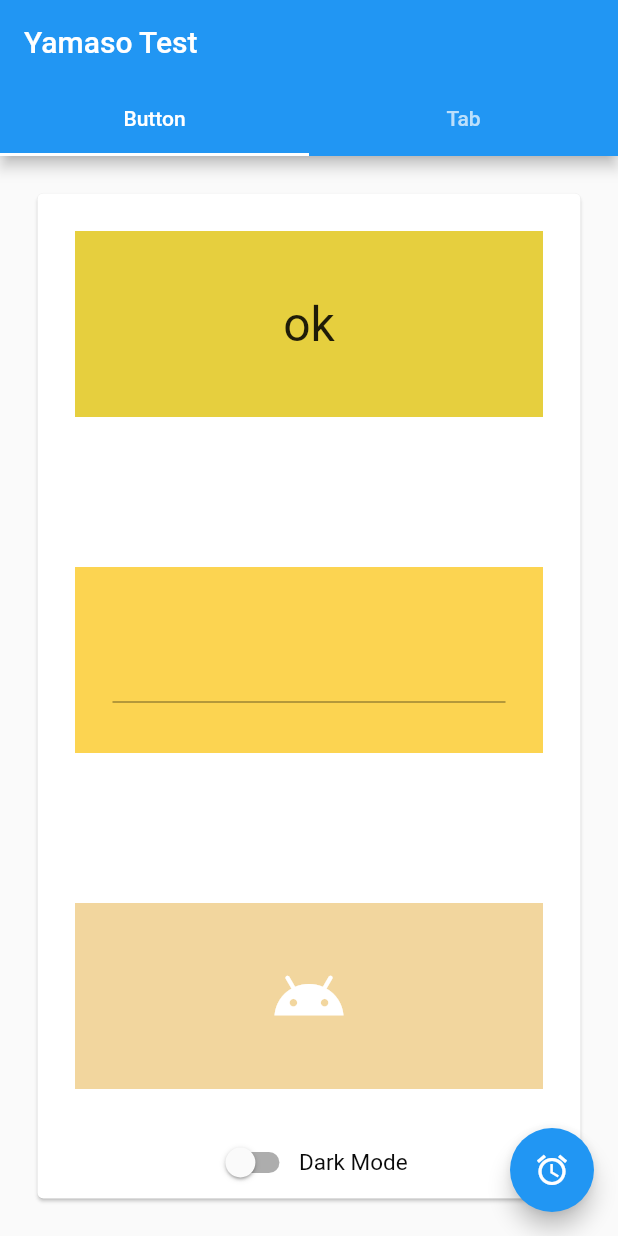
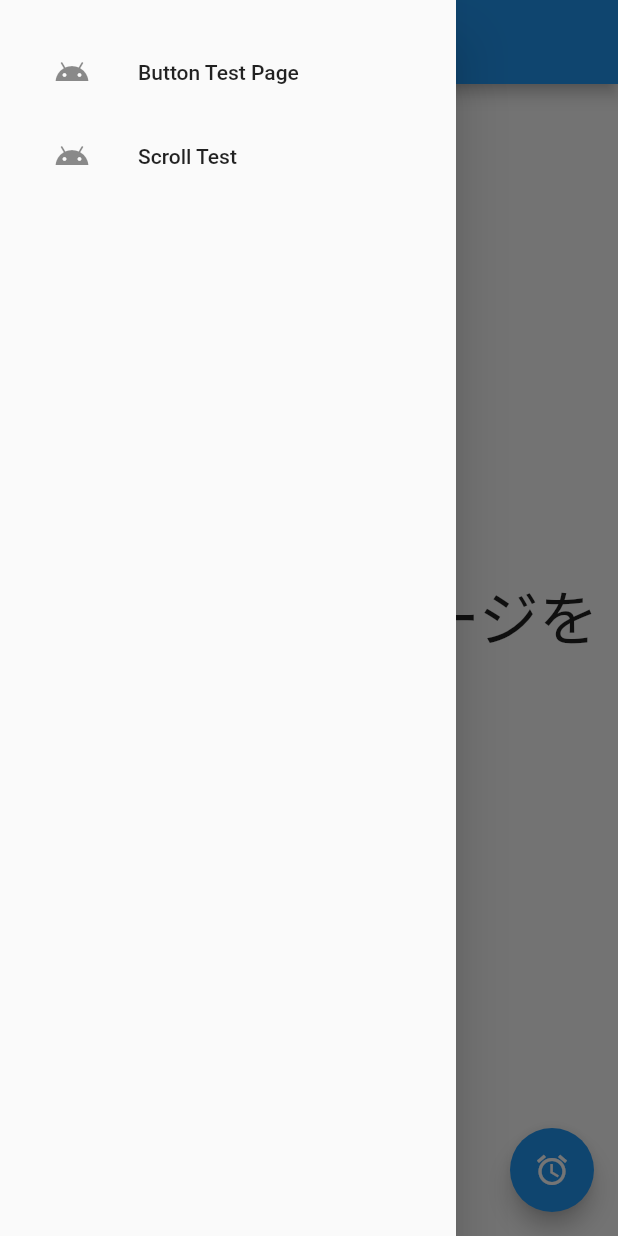
Before and after one commit to yamaso/flutter_test, a Flutter app: the screen it shows after launch, with the side drawer open (before the commit the screen has no drawer), on a phone screen of 412 x 824 dp. Run offline on Flutter 3.47's test engine with Material 2 defaults, Android fonts, the phone set to English and light mode, and no system bars.

Commit message:
RenderObjectWidgetの利用テスト

```diff
--- a/lib/main.dart
+++ b/lib/main.dart
@@ -1,4 +1,6 @@
 import 'package:flutter/material.dart';
+import 'package:flutter/gestures.dart';
+import 'dart:ui' as ui;
 
 void main() {
   runApp(new MyApp());
@@ -35,50 +37,53 @@ class _MyHomePageState extends State<MyHomePage> with SingleTickerProviderStateM
   var bgColor = Color(0xFFfafafa);
   var switchColor = Color(0xFF0a0a0a);
 
+  /*
   final List<Tab> tabs = <Tab>[
     Tab(text: 'Button'),
     Tab(text: 'Tab'),
   ];
+ */
 
   List _items = <Widget>[];
+  List _pageList = <Widget>[];
 
-  TabController _tabController;
+  Widget _page;
+
+  //TabController _tabController;
 
   @override
   void initState() {
     _message = 'ok';
     super.initState();
-    _tabController = TabController(length: tabs.length, vsync: this);
+    //_tabController = TabController(length: tabs.length, vsync: this);
 
     for (var i = 0; i < 10; i++) {
       var item = Container(
         color: i.isOdd ? Colors.blue : Colors.white,
         height: 100,
         child: Center(
-          child: Text(
-            'No, $i',
-            style: const TextStyle(fontSize: 32.0),
-          ),
+          child: MyRenderBoxWidget(),
         ),
       );
       _items.add(item);
     }
+
+    for (var j = 0; j < 3; j++) {
+      if (j == 0) {
+        var _pages =
+        Center(
+          child: Text(
+            'メニューからページを選んでね！',
+            style: TextStyle(
+              fontSize: 40.0,
+            ),
+          ),
+        );
+        _pageList.add(_pages);
       }
 
-  @override
-  Widget build(BuildContext context) {
-    return new Scaffold(
-      backgroundColor: bgColor,
-      appBar: new AppBar(
-        title: new Text('Yamaso Test'),
-        bottom: TabBar(
-          controller: _tabController,
-          tabs: tabs,
-        ),
-      ),
-      body: TabBarView(
-        controller: _tabController,
-        children: <Widget>[
+      if (j == 1) {
+        var _pages =
         new Card(
           margin: EdgeInsets.all(25.0),
           color: cardColor,
@@ -107,17 +112,17 @@ class _MyHomePageState extends State<MyHomePage> with SingleTickerProviderStateM
                   ),
                 ),
 
-                  Padding (
+                Padding(
                   padding: EdgeInsets.all(25.0),
                 ),
 
                 new Expanded(
                   child: Padding(
                     padding: EdgeInsets.all(25.0),
-                      child:Container(
+                    child: Container(
                       color: const Color(0xFFFCD451),
                       alignment: Alignment.center,
-                        child:Padding(
+                      child: Padding(
                         padding: EdgeInsets.all(25.0),
                         child: TextField(
                           onChanged: textChanged,
@@ -134,14 +139,14 @@ class _MyHomePageState extends State<MyHomePage> with SingleTickerProviderStateM
                   ),
                 ),
 
-                  Padding (
+                Padding(
                   padding: EdgeInsets.all(25.0),
                 ),
 
                 new Expanded(
                   child: Padding(
                     padding: EdgeInsets.all(25.0),
-                      child:Container(
+                    child: Container(
                       color: const Color(0x80E6AE3E),
                       child: Padding(
                           padding: EdgeInsets.all(25.0),
@@ -185,8 +190,12 @@ class _MyHomePageState extends State<MyHomePage> with SingleTickerProviderStateM
               ]
 
           ),
-          ),
+        );
+        _pageList.add(_pages);
+      }
 
+      if (j == 2) {
+        var _pages =
         new CustomScrollView(
           slivers: <Widget>[
             SliverAppBar(
@@ -213,9 +222,47 @@ class _MyHomePageState extends State<MyHomePage> with SingleTickerProviderStateM
               delegate: SliverChildListDelegate(_items),
             ),
           ],
+        );
+        _pageList.add(_pages);
+      }
+    }
+    _page = _pageList[0];
+  }
+
+  @override
+  Widget build(BuildContext context) {
+    return new Scaffold(
+      backgroundColor: bgColor,
+      appBar: new AppBar(
+        title: new Text('Yamaso Test'),
       ),
-        ]
+      drawer: Drawer(
+        child: ListView(
+          shrinkWrap: true,
+          padding: const EdgeInsets.all(20.0),
+          children: <Widget>[
+            ListTile(
+              leading: const Icon(Icons.android),
+              title: Text('Button Test Page'),
+              onTap: (){
+                Navigator.pop(context);
+                tapItem(1);
+              }
             ),
+
+            ListTile(
+              leading: const Icon(Icons.android),
+              title: Text('Scroll Test'),
+              onTap: (){
+                Navigator.pop(context);
+                tapItem(2);
+              },
+            )
+          ],
+        ),
+      ),
+
+      body: _page,
 
       floatingActionButton: new FloatingActionButton(
           child: new Icon(Icons.access_alarm),
@@ -223,6 +270,12 @@ class _MyHomePageState extends State<MyHomePage> with SingleTickerProviderStateM
       ),
 
     );
+  }
+
+  void tapItem(int value) {
+    setState(() {
+      _page = _pageList[value];
+    });
   }
 
   void buttonPressed_A(){
@@ -270,3 +323,38 @@ class _MyHomePageState extends State<MyHomePage> with SingleTickerProviderStateM
   }
   void fabPressed() {}
 }
+
+class MyRenderBoxWidget extends SingleChildRenderObjectWidget{
+
+  @override
+  RenderObject createRenderObject(BuildContext context) {
+    return _MyRenderBox();
+  }
+}
+
+class _MyRenderBox extends RenderBox {
+
+  @override
+  bool hittest(HitTestResult result, {@required Offset position }) {
+    return true;
+  }
+
+  @override
+  void paint(PaintingContext context, Offset offset) {
+    Canvas c = context.canvas;
+    int dx = offset.dx.toInt();
+    int dy = offset.dy.toInt();
+
+    ui.ParagraphBuilder builder = ui.ParagraphBuilder (
+      ui.ParagraphStyle(textDirection: TextDirection.ltr),
+    )
+    ..pushStyle(ui.TextStyle(color: Colors.blue[700], fontSize: 38.0))
+    ..addText('No...');
+
+    ui.Paragraph paragraph = builder.build()
+      ..layout(ui.ParagraphConstraints(width: 300.0));
+
+    Offset off = Offset(dx + 50.0, dy +50.0);
+    c.drawParagraph(paragraph, offset);
+  }
+}
```
Lines whose indentation alone changed are shown as unchanged.
